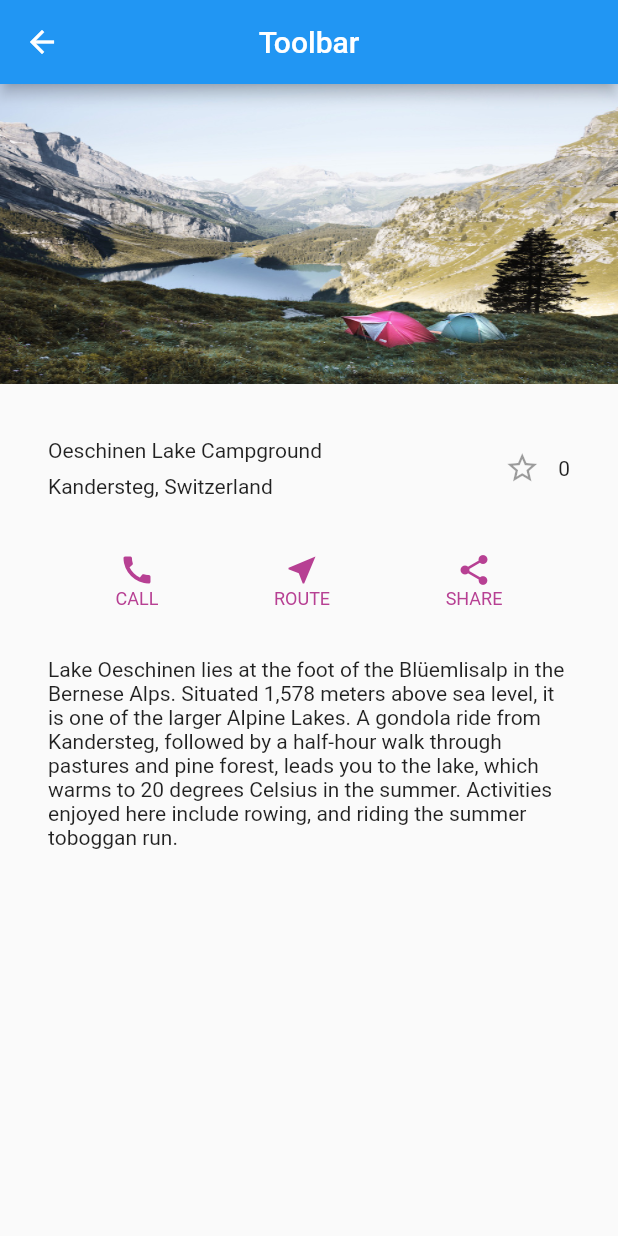
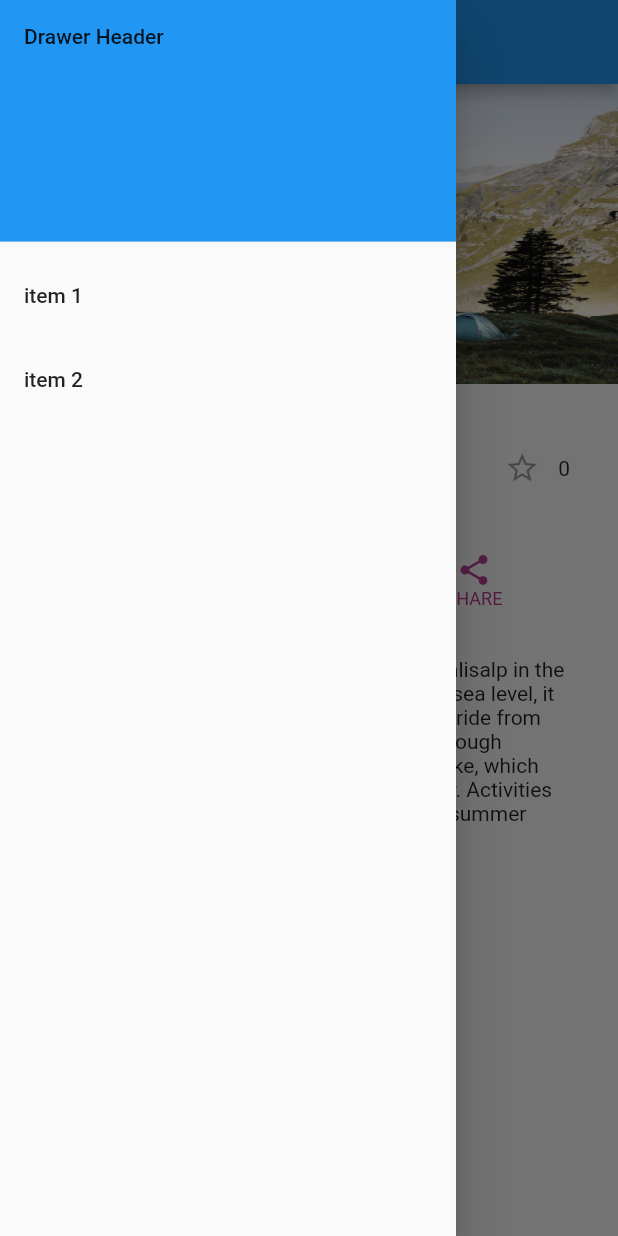
Before and after one commit to AsmaGhafoorian/FlutterFirstApp, a Flutter app: the screen it shows after launch, with the side drawer open (before the commit the screen has no drawer), on a phone screen of 412 x 824 dp. Run offline on Flutter 3.47's test engine with Material 2 defaults, Android fonts, the phone set to English and light mode, and no system bars.

Commit message:
added drawer

```diff
--- a/lib/main.dart
+++ b/lib/main.dart
@@ -94,10 +94,10 @@ class MyApp extends StatelessWidget {
       home : Scaffold(
         appBar: AppBar(
 
-          leading: IconButton(
-            icon: Icon(Icons.arrow_back, color: Colors.white),
-            onPressed: () => Navigator.of(context).pop(),
-          ),
+//          leading: IconButton(
+//            icon: Icon(Icons.arrow_back, color: Colors.white),
+//            onPressed: () => Navigator.of(context).pop(),
+//          ),
 
           title: Text("Toolbar"),
 
@@ -111,6 +111,25 @@ class MyApp extends StatelessWidget {
             textPart
 
           ],
+        ),
+        drawer: Drawer(
+
+          child: ListView(
+            children: <Widget>[
+              DrawerHeader(
+                child: Text('Drawer Header'),
+                decoration: BoxDecoration(
+                  color: Colors.blue,
+                ),
+              ),
+              ListTile(
+                title: Text('item 1'),
+              ),
+              ListTile(
+                title: Text('item 2'),
+              )
+            ],
+          ),
         ),
       ),
     );
```
